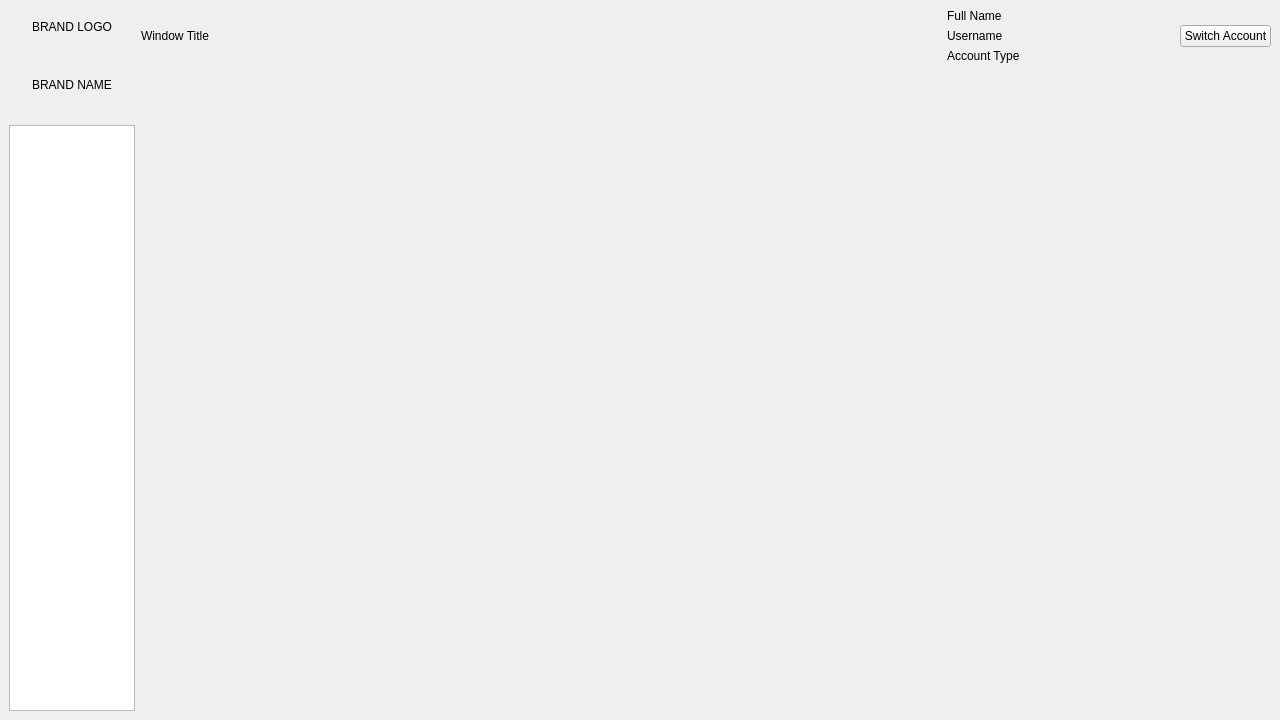
Before: the Qt Designer form inquirywindow.ui in PeteCastle/SoftwareDesignCaseStudy, drawn with Qt 5.
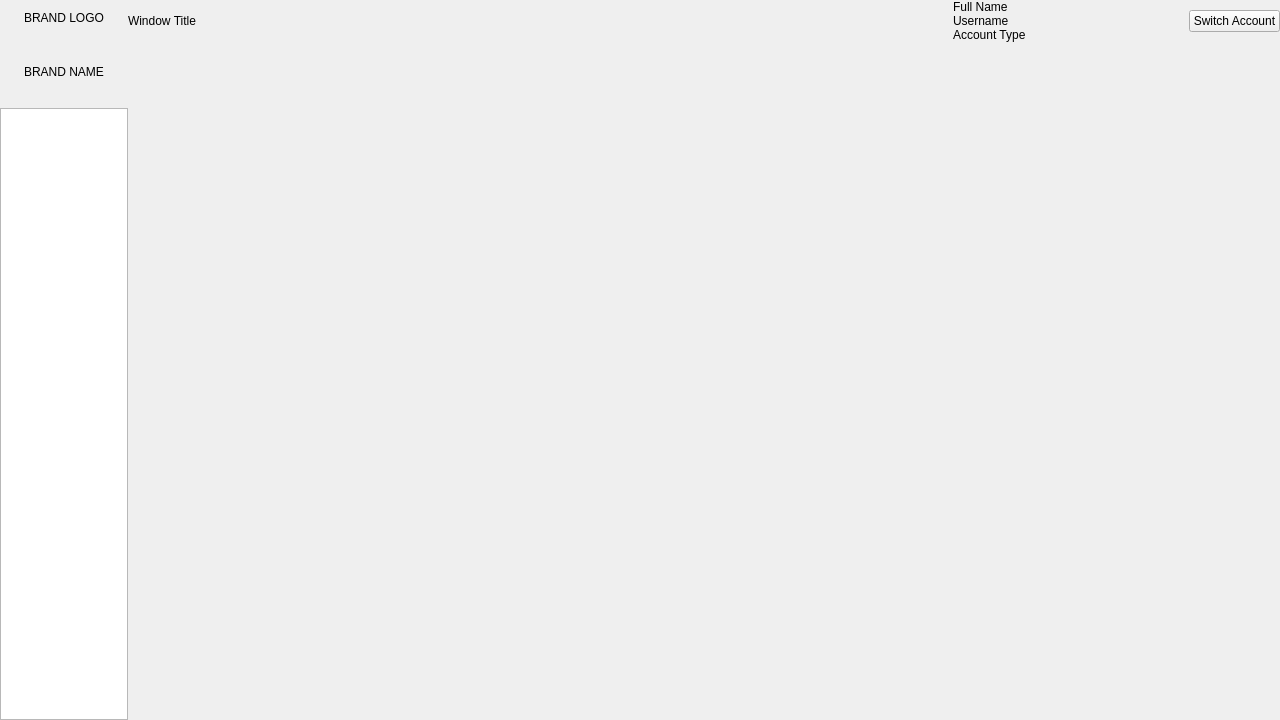
After: the same form once the commit is applied.

The edit to the form file:
```diff
--- a/inquirywindow.ui
+++ b/inquirywindow.ui
@@ -15,6 +15,21 @@
   </property>
   <widget class="QWidget" name="centralwidget">
    <layout class="QHBoxLayout" name="horizontalLayout" stretch="10,90">
+    <property name="spacing">
+     <number>0</number>
+    </property>
+    <property name="leftMargin">
+     <number>0</number>
+    </property>
+    <property name="topMargin">
+     <number>0</number>
+    </property>
+    <property name="rightMargin">
+     <number>0</number>
+    </property>
+    <property name="bottomMargin">
+     <number>0</number>
+    </property>
     <item>
      <layout class="QVBoxLayout" name="verticalLayout" stretch="5,10,85">
       <item alignment="Qt::AlignHCenter">
```
